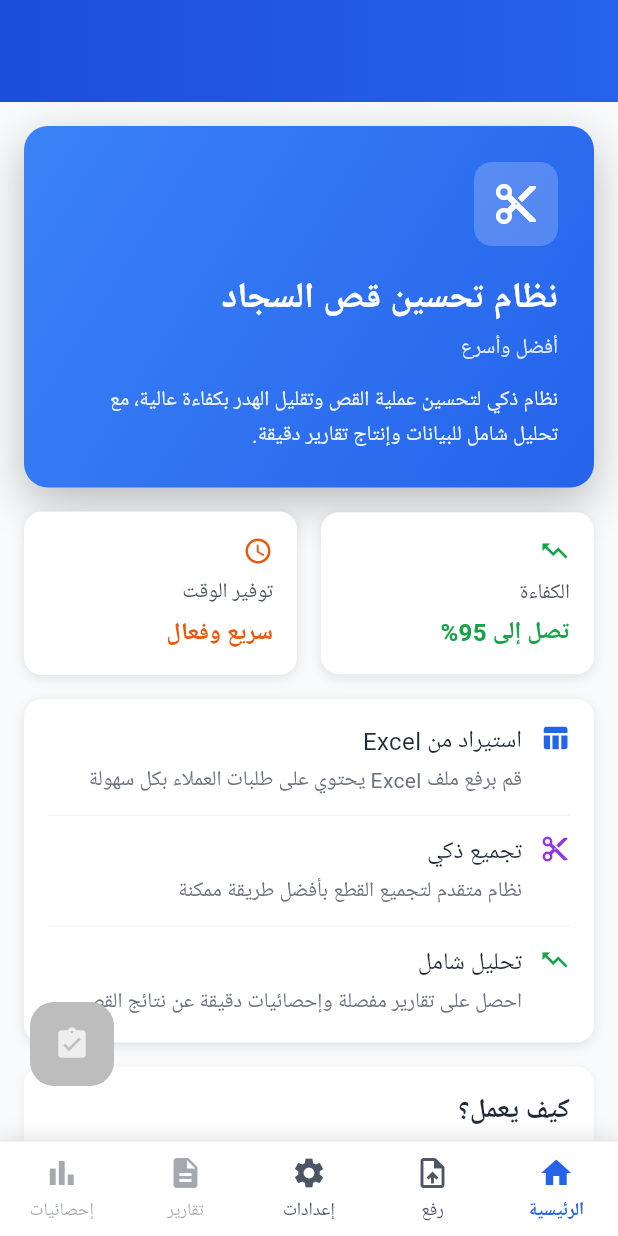
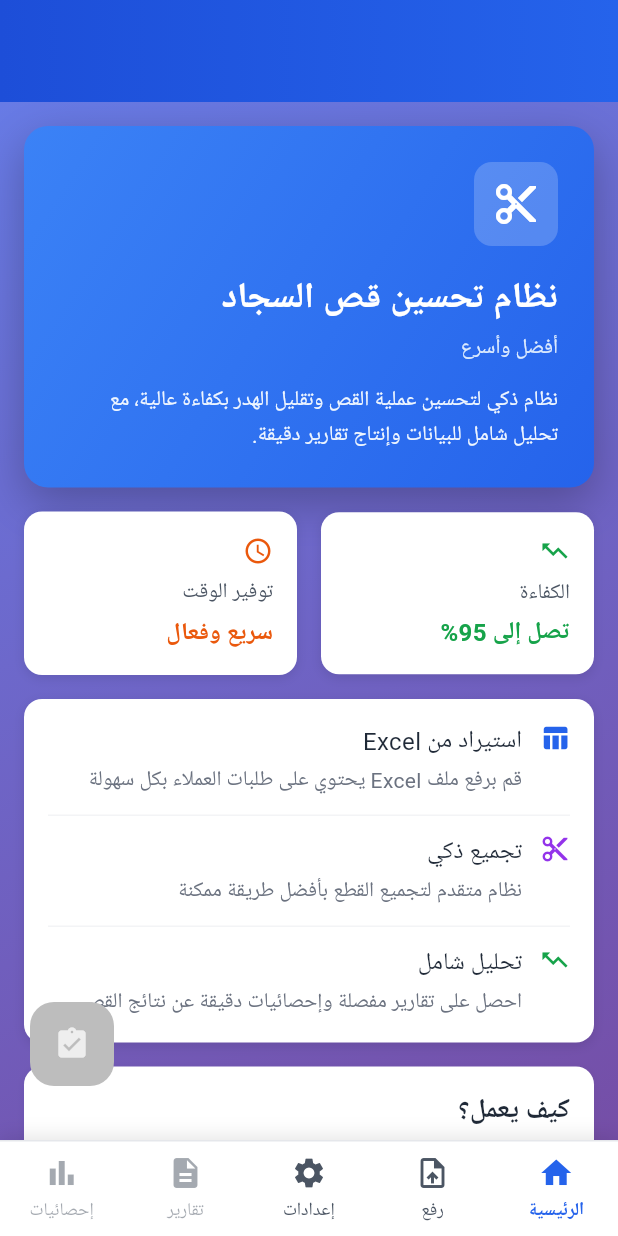
Before and after one commit to assem2023-habib/Cut-Optimizer_mobile_app, a Flutter app: the screen it shows after launch, on a phone screen of 412 x 824 dp. Run offline on Flutter 3.47's test engine with Material 3 defaults, Android fonts, the phone set to English and light mode, and no system bars; our stand-ins replace file_picker, fl_chart, google_fonts, open_file, share_plus, shared_preferences; missing offline and left inert: excel, syncfusion_flutter_xlsio, universal_html; Roboto replaces fonts that are missing (Cairo).

Commit message:
make feature for change background gradient color by user

```diff
--- /dev/null
+++ b/lib/core/providers/config_provider.dart
@@ -0,0 +1,18 @@
+import 'package:flutter/material.dart';
+import '../../models/config.dart';
+
+/// Config Provider - InheritedWidget لتوفير Config لجميع الشاشات
+class ConfigProvider extends InheritedWidget {
+  final Config config;
+
+  const ConfigProvider({super.key, required this.config, required super.child});
+
+  static Config? of(BuildContext context) {
+    return context.dependOnInheritedWidgetOfExactType<ConfigProvider>()?.config;
+  }
+
+  @override
+  bool updateShouldNotify(ConfigProvider oldWidget) {
+    return config != oldWidget.config;
+  }
+}
--- a/lib/core/services/config_service.dart
+++ b/lib/core/services/config_service.dart
@@ -13,9 +13,16 @@ class ConfigService {
   // Singleton instance
   static final ConfigService instance = ConfigService._();
 
+  // Config Notifier for reactive updates
+  final ValueNotifier<Config> configNotifier = ValueNotifier(
+    Config.defaultConfig(),
+  );
+
   /// Initialize SharedPreferences
   Future<void> init() async {
     _prefs = await SharedPreferences.getInstance();
+    // Load initial config into notifier
+    configNotifier.value = await loadConfig();
   }
 
   /// Save Config to persistent storage
@@ -23,7 +30,11 @@ class ConfigService {
     if (_prefs == null) await init();
     try {
       final String jsonString = jsonEncode(config.toJson());
-      return await _prefs!.setString(_configKey, jsonString);
+      final result = await _prefs!.setString(_configKey, jsonString);
+      if (result) {
+        configNotifier.value = config; // Update notifier
+      }
+      return result;
     } catch (e) {
       debugPrint('Error saving config: $e');
       return false;
--- a/lib/features/processing/screens/processing_options_screen.dart
+++ b/lib/features/processing/screens/processing_options_screen.dart
@@ -17,12 +17,14 @@ class ProcessingOptionsScreen extends StatefulWidget {
   final String fileName;
   final int fileSize;
   final String? filePath; // Add file path parameter
+  final Config config;
 
   const ProcessingOptionsScreen({
     super.key,
     required this.fileName,
     required this.fileSize,
     this.filePath,
+    required this.config,
   });
 
   @override
@@ -44,9 +46,9 @@ class _ProcessingOptionsScreenState extends State<ProcessingOptionsScreen> {
   }
 
   Future<void> _loadConfig() async {
-    final config = await ConfigService.instance.loadConfig();
+    // Use widget.config directly instead of loading
     setState(() {
-      _config = config;
+      _config = widget.config;
       _isLoading = false;
     });
   }
--- a/lib/main.dart
+++ b/lib/main.dart
@@ -2,6 +2,7 @@ import 'package:flutter/material.dart';
 import 'core/theme/app_theme.dart';
 import 'core/constants/app_routes.dart';
 import 'core/state/app_state_provider.dart';
+import 'core/providers/config_provider.dart';
 
 // Screens
 import 'features/home/screens/home_screen.dart';
@@ -37,7 +38,12 @@ class MyApp extends StatelessWidget {
 
   @override
   Widget build(BuildContext context) {
-    return AppStateWrapper(
+    return ValueListenableBuilder<Config>(
+      valueListenable: ConfigService.instance.configNotifier,
+      builder: (context, currentConfig, child) {
+        return ConfigProvider(
+          config: currentConfig,
+          child: AppStateWrapper(
             child: MaterialApp(
               title: 'D',
               debugShowCheckedModeBanner: false,
@@ -48,9 +54,13 @@ class MyApp extends StatelessWidget {
               routes: {
                 AppRoutes.home: (context) => const HomeScreen(),
                 AppRoutes.upload: (context) => const UploadScreen(),
-          '/processing-options': (context) =>
-              ProcessingOptionsScreen(fileName: 'demo.xlsx', fileSize: 45000),
-          AppRoutes.settings: (context) => SettingsScreen(config: config),
+                '/processing-options': (context) => ProcessingOptionsScreen(
+                  fileName: 'demo.xlsx',
+                  fileSize: 45000,
+                  config: currentConfig,
+                ),
+                AppRoutes.settings: (context) =>
+                    SettingsScreen(config: currentConfig),
                 AppRoutes.reports: (context) {
                   final args =
                       ModalRoute.of(context)!.settings.arguments
@@ -70,12 +80,16 @@ class MyApp extends StatelessWidget {
                   return StatisticsScreen(
                     groups: (args['groups'] as List).cast<GroupCarpet>(),
                     remaining: (args['remaining'] as List).cast<Carpet>(),
-              originalGroups: (args['originalGroups'] as List?)?.cast<Carpet>(),
+                    originalGroups: (args['originalGroups'] as List?)
+                        ?.cast<Carpet>(),
                     maxWidth: (args['maxWidth'] as int?) ?? 400,
                   );
                 },
               },
             ),
+          ),
+        );
+      },
     );
   }
 }
--- a/lib/services/background_service.dart
+++ b/lib/services/background_service.dart
@@ -34,6 +34,77 @@ class BackgroundService {
       id: 'gradient_dark_blue',
       name: 'Dark Blue',
       colors: [Color(0xFF0f2027), Color(0xFF2c5364)],
+    ),
+    // ✨ NEW Beautiful Gradients
+    BackgroundGradient(
+      id: 'gradient_sunset',
+      name: 'Sunset Glow',
+      colors: [Color(0xFFFF6B6B), Color(0xFFFFE66D)],
+    ),
+    BackgroundGradient(
+      id: 'gradient_ocean',
+      name: 'Deep Ocean',
+      colors: [Color(0xFF667eea), Color(0xFF00F5FF)],
+    ),
+    BackgroundGradient(
+      id: 'gradient_forest',
+      name: 'Forest Dream',
+      colors: [Color(0xFF11998e), Color(0xFF38ef7d)],
+    ),
+    BackgroundGradient(
+      id: 'gradient_purple_night',
+      name: 'Purple Night',
+      colors: [Color(0xFF360033), Color(0xFF0b8793)],
+    ),
+    BackgroundGradient(
+      id: 'gradient_fire',
+      name: 'Fire Blaze',
+      colors: [Color(0xFFf12711), Color(0xFFf5af19)],
+    ),
+    BackgroundGradient(
+      id: 'gradient_northern_lights',
+      name: 'Northern Lights',
+      colors: [Color(0xFF00c6ff), Color(0xFF0072ff)],
+    ),
+    BackgroundGradient(
+      id: 'gradient_royal',
+      name: 'Royal Purple',
+      colors: [Color(0xFF141E30), Color(0xFF243B55)],
+    ),
+    BackgroundGradient(
+      id: 'gradient_cherry',
+      name: 'Cherry Blossom',
+      colors: [Color(0xFFEB3349), Color(0xFFF45C43)],
+    ),
+    BackgroundGradient(
+      id: 'gradient_mint',
+      name: 'Fresh Mint',
+      colors: [Color(0xFF00b09b), Color(0xFF96c93d)],
+    ),
+    BackgroundGradient(
+      id: 'gradient_cosmic',
+      name: 'Cosmic Purple',
+      colors: [Color(0xFF8E2DE2), Color(0xFF4A00E0)],
+    ),
+    BackgroundGradient(
+      id: 'gradient_peach',
+      name: 'Peach Sunset',
+      colors: [Color(0xFFFFECD2), Color(0xFFFCB69F)],
+    ),
+    BackgroundGradient(
+      id: 'gradient_emerald',
+      name: 'Emerald Water',
+      colors: [Color(0xFF348F50), Color(0xFF56B4D3)],
+    ),
+    BackgroundGradient(
+      id: 'gradient_aurora',
+      name: 'Aurora Sky',
+      colors: [Color(0xFF00d2ff), Color(0xFF928DAB)],
+    ),
+    BackgroundGradient(
+      id: 'gradient_lavender',
+      name: 'Lavender Dream',
+      colors: [Color(0xFFD3959B), Color(0xFFBFE6BA)],
     ),
   ];
 
--- a/lib/shared/layout/main_layout.dart
+++ b/lib/shared/layout/main_layout.dart
@@ -2,6 +2,8 @@ import 'package:flutter/material.dart';
 import '../../core/constants/app_colors.dart';
 import '../../core/constants/app_dimensions.dart';
 import '../../core/state/app_state_provider.dart';
+import '../../core/providers/config_provider.dart';
+import '../../services/background_service.dart';
 import 'app_header.dart';
 import 'bottom_nav_bar.dart';
 import '../widgets/results_floating_button.dart';
@@ -30,9 +32,19 @@ class MainLayout extends StatelessWidget {
     // الوصول للحالة المشتركة
     final appState = AppStateProvider.of(context);
 
+    // Get config from ConfigProvider
+    final config = ConfigProvider.of(context);
+
+    // Get background decoration from config
+    final BoxDecoration? backgroundDecoration = config != null
+        ? BackgroundService.getBackgroundDecoration(config.backgroundImage)
+        : null;
+
     return Scaffold(
-      backgroundColor: AppColors.background,
-      body: Directionality(
+      body: Container(
+        decoration:
+            backgroundDecoration ?? BoxDecoration(color: AppColors.background),
+        child: Directionality(
           textDirection: TextDirection.rtl, // RTL للعربية
           child: Stack(
             children: [
@@ -83,6 +95,7 @@ class MainLayout extends StatelessWidget {
             ],
           ),
         ),
+      ),
     );
   }
 }
```
Also changed, not shown: lib/features/settings/screens/settings_screen.dart (+26 -0 lines), lib/features/settings/widgets/appearance_settings_widget.dart (+31 -34 lines), lib/features/upload/screens/upload_screen.dart (+11 -0 lines). Lines whose indentation alone changed are shown as unchanged.
